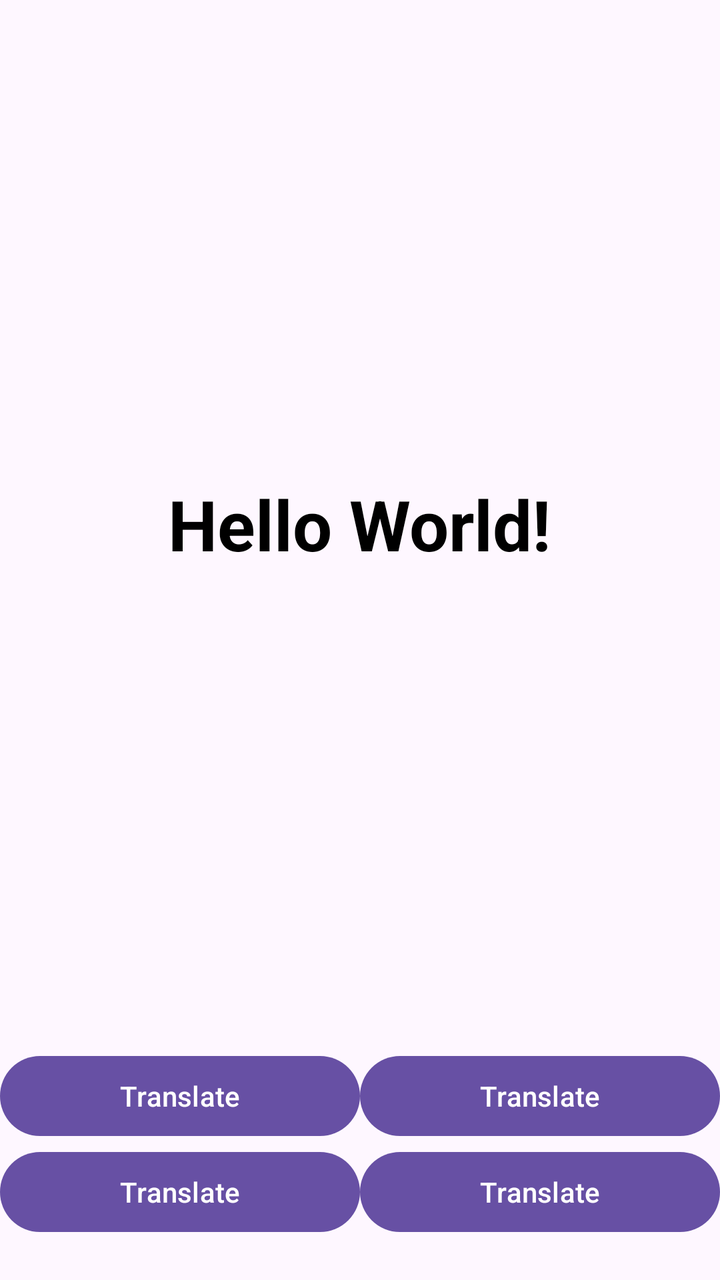
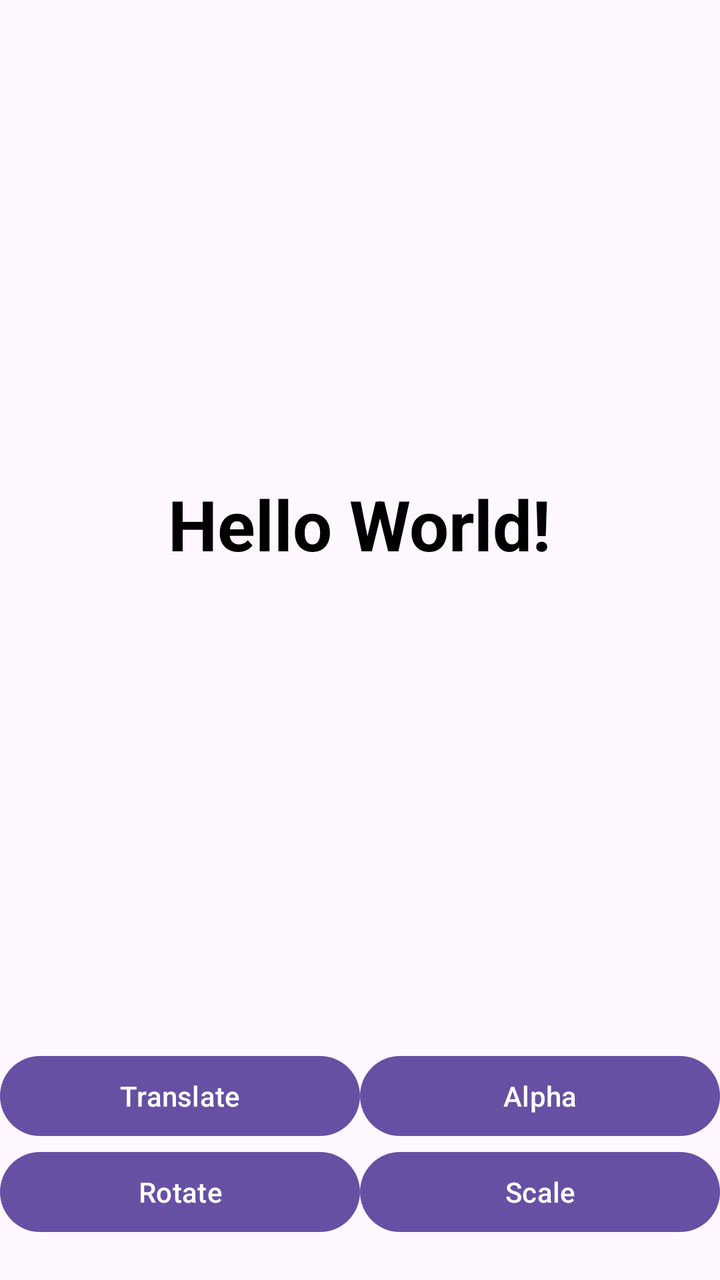

Screens rendered from an Android XML layout before and after an edit, with the pre-edit source and the edit as a unified diff.
<!-- AndroidManifest.xml: application theme Theme.App6 -->
<!-- res/layout/activity_main.xml -->
<?xml version="1.0" encoding="utf-8"?>
<LinearLayout xmlns:android="http://schemas.android.com/apk/res/android"
    xmlns:app="http://schemas.android.com/apk/res-auto"
    xmlns:tools="http://schemas.android.com/tools"
    android:id="@+id/main"
    android:layout_width="match_parent"
    android:layout_height="match_parent"
    android:orientation="vertical"
    android:gravity="center"
    tools:context=".MainActivity">

    
    <TextView
        android:id="@+id/text"
        android:layout_width="wrap_content"
        android:layout_height="wrap_content"
        android:text="Hello World!"
        android:textSize="35sp"
        android:textStyle="bold"
        android:textColor="#000000"
        android:layout_weight="1"
        android:gravity="center"
        tools:ignore="MissingConstraints" />

    
    <LinearLayout
        android:layout_width="match_parent"
        android:layout_height="wrap_content"
        android:orientation="vertical"
        android:layout_gravity="bottom"
        android:paddingBottom="20dp">

        <LinearLayout
            android:layout_width="match_parent"
            android:layout_height="wrap_content"
            android:orientation="horizontal"
            android:gravity="center">

            <Button
                android:id="@+id/btnTranslate1"
                android:layout_width="0dp"
                android:layout_height="wrap_content"
                android:layout_weight="1"
                android:text="@string/translate" />

            <Button
                android:id="@+id/btnTranslate2"
                android:layout_width="0dp"
                android:layout_height="wrap_content"
                android:layout_weight="1"
                android:text="@string/translate" />
        </LinearLayout>

        <LinearLayout
            android:layout_width="match_parent"
            android:layout_height="wrap_content"
            android:orientation="horizontal"
            android:gravity="center">

            <Button
                android:id="@+id/btnTranslate3"
                android:layout_width="0dp"
                android:layout_height="wrap_content"
                android:layout_weight="1"
                android:text="@string/translate" />

            <Button
                android:id="@+id/btnTranslate4"
                android:layout_width="0dp"
                android:layout_height="wrap_content"
                android:layout_weight="1"
                android:text="@string/translate" />
        </LinearLayout>

    </LinearLayout>

</LinearLayout>
<!-- resources referenced by this layout -->
<resources>
  <string name="translate">Translate</string>
  <style name="Theme.App6" parent="Base.Theme.App6" />
  <style name="Base.Theme.App6" parent="Theme.Material3.DayNight.NoActionBar">
          
          
      </style>
</resources>

<!-- the commit's change to res/layout/activity_main.xml (unified diff, before → after) -->
@@ -37,18 +37,18 @@
             android:gravity="center">
 
             <Button
-                android:id="@+id/btnTranslate1"
+                android:id="@+id/btnTranslate"
                 android:layout_width="0dp"
                 android:layout_height="wrap_content"
                 android:layout_weight="1"
                 android:text="@string/translate" />
 
             <Button
-                android:id="@+id/btnTranslate2"
+                android:id="@+id/btnAlpha"
                 android:layout_width="0dp"
                 android:layout_height="wrap_content"
                 android:layout_weight="1"
-                android:text="@string/translate" />
+                android:text="@string/alpha" />
         </LinearLayout>
 
         <LinearLayout
@@ -58,18 +58,18 @@
             android:gravity="center">
 
             <Button
-                android:id="@+id/btnTranslate3"
+                android:id="@+id/btnRotate"
                 android:layout_width="0dp"
                 android:layout_height="wrap_content"
                 android:layout_weight="1"
-                android:text="@string/translate" />
+                android:text="@string/rotate" />
 
             <Button
-                android:id="@+id/btnTranslate4"
+                android:id="@+id/btnScale"
                 android:layout_width="0dp"
                 android:layout_height="wrap_content"
                 android:layout_weight="1"
-                android:text="@string/translate" />
+                android:text="@string/scale" />
         </LinearLayout>
 
     </LinearLayout>
<!-- resource entries referenced after the edit -->
@@ -1,5 +1,8 @@
 <!-- resources referenced by this layout -->
 <resources>
+  <string name="alpha">Alpha</string>
+  <string name="rotate">Rotate</string>
+  <string name="scale">Scale</string>
   <string name="translate">Translate</string>
   <style name="Theme.App6" parent="Base.Theme.App6" />
   <style name="Base.Theme.App6" parent="Theme.Material3.DayNight.NoActionBar">
